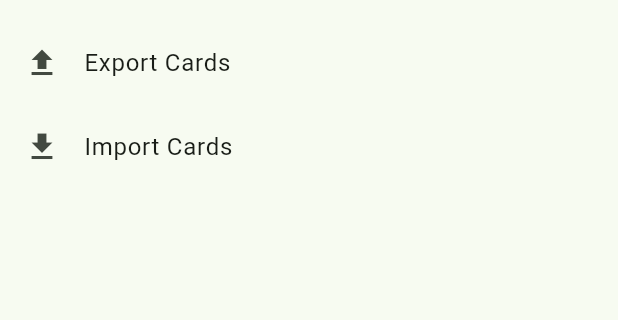
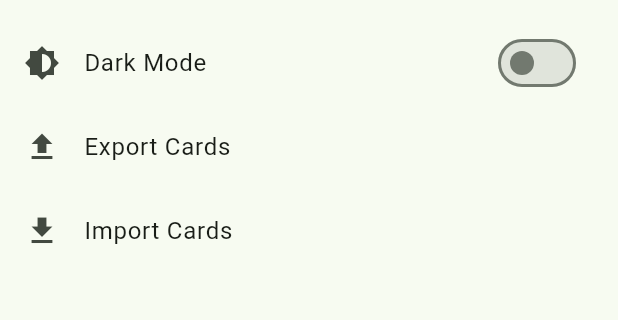
Before and after one commit to sf31/cardea, a Flutter app: the screen it shows after launch, after a tap on the "settings" icon, on a phone screen of 412 x 824 dp, the part 63-383 px from its top. Run offline on Flutter 3.47's test engine with Material 3 defaults, Android fonts, the phone set to English and light mode, and no system bars; our stand-ins replace barcode_widget, file_picker, flutter_colorpicker, shared_preferences, sqflite; missing offline and left inert: mobile_scanner; accounts and stored records are empty.

Commit message:
feat: implement theme management with dark mode toggle and settings integration

```diff
--- a/lib/data/services/shared_prefs.service.dart
+++ b/lib/data/services/shared_prefs.service.dart
@@ -12,4 +12,14 @@ class SharedPreferencesService {
     final sortBy = prefs.getString('sortBy') ?? 'alphabetical';
     return Result.ok(sortBy);
   }
+
+  Future<void> setThemeMode(String mode) async {
+    final prefs = await SharedPreferences.getInstance();
+    await prefs.setString('themeMode', mode);
+  }
+
+  Future<String?> getThemeMode() async {
+    final prefs = await SharedPreferences.getInstance();
+    return prefs.getString('themeMode');
+  }
 }
--- a/lib/main.dart
+++ b/lib/main.dart
@@ -8,6 +8,7 @@ import 'data/services/database.service.dart';
 import 'data/services/shared_prefs.service.dart';
 import 'ui/loyalty-card/loyalty_card.viewmodel.dart';
 import 'ui/shopping-list/shopping_item.viewmodel.dart';
+import 'utils/theme_provider.dart';
 
 Future<void> main() async {
   WidgetsFlutterBinding.ensureInitialized();
@@ -18,6 +19,7 @@ Future<void> main() async {
     MultiProvider(
       providers: [
         Provider(create: (context) => SharedPreferencesService()),
+        ChangeNotifierProvider(create: (_) => ThemeProvider()),
         ChangeNotifierProvider(
           create:
               (_) => LoyaltyCardViewModel(
@@ -43,14 +45,21 @@ class MyApp extends StatelessWidget {
 
   @override
   Widget build(BuildContext context) {
+    final themeProvider = Provider.of<ThemeProvider>(context);
     return MaterialApp(
       theme: ThemeData(
-        // colorScheme: ColorScheme.fromSeed(seedColor: Colors.green),
         colorScheme: ColorScheme.fromSeed(
           seedColor: Colors.green,
-          brightness: brightness,
+          brightness: Brightness.light,
         ),
       ),
+      darkTheme: ThemeData(
+        colorScheme: ColorScheme.fromSeed(
+          seedColor: Colors.green,
+          brightness: Brightness.dark,
+        ),
+      ),
+      themeMode: themeProvider.themeMode,
       home: const MyHomePage(),
     );
   }
--- a/lib/ui/home/home_page.dart
+++ b/lib/ui/home/home_page.dart
@@ -22,7 +22,7 @@ class _MyHomePageState extends State<MyHomePage> {
             currentPageIndex = index;
           });
         },
-        indicatorColor: Colors.amber,
+        indicatorColor: Colors.green,
         selectedIndex: currentPageIndex,
         destinations: const <Widget>[
           NavigationDestination(
--- a/lib/ui/settings/settings.dart
+++ b/lib/ui/settings/settings.dart
@@ -7,6 +7,7 @@ import 'package:flutter/material.dart';
 import 'package:provider/provider.dart';
 
 import '../../data/services/import_export_json_usecase.dart';
+import '../../utils/theme_provider.dart';
 import '../shopping-list/shopping_item.viewmodel.dart';
 
 class Settings extends StatelessWidget {
@@ -52,6 +53,19 @@ class Settings extends StatelessWidget {
       body: Column(
         children: [
           ListTile(
+            leading: const Icon(Icons.brightness_6),
+            title: const Text('Dark Mode'),
+            trailing: Consumer<ThemeProvider>(
+              builder:
+                  (context, themeProvider, _) => Switch(
+                    value: themeProvider.themeMode == ThemeMode.dark,
+                    onChanged: (value) {
+                      themeProvider.toggleTheme(value);
+                    },
+                  ),
+            ),
+          ),
+          ListTile(
             leading: const Icon(Icons.file_upload),
             title: const Text('Export Cards'),
             onTap:
@@ -59,7 +73,6 @@ class Settings extends StatelessWidget {
                   showModalBottomSheet(
                     context: context,
                     showDragHandle: true,
-                    backgroundColor: Colors.white,
                     builder: (BuildContext context) {
                       return const ExportData();
                     },
--- a/lib/ui/shopping-list/widgets/shopping_list_todo.dart
+++ b/lib/ui/shopping-list/widgets/shopping_list_todo.dart
@@ -17,15 +17,14 @@ class ShoppingListTodo extends StatelessWidget {
   Widget build(BuildContext context) {
     return Expanded(
       child: ListView.builder(
-        padding: EdgeInsets.all(8.0),
         itemCount: itemList.length,
         itemBuilder: (context, index) {
           return ListTile(
-            title: Text(itemList[index].name),
-            trailing: IconButton(
+            leading: IconButton(
               icon: const Icon(Icons.check_box_outline_blank),
               onPressed: () => onItemComplete(itemList[index]),
             ),
+            title: Text(itemList[index].name),
             onTap: () => onItemEdit(itemList[index]),
           );
         },
--- /dev/null
+++ b/lib/utils/theme_provider.dart
@@ -0,0 +1,53 @@
+import 'package:cardea/data/services/shared_prefs.service.dart';
+import 'package:flutter/material.dart';
+
+class ThemeProvider extends ChangeNotifier {
+  ThemeMode _themeMode = ThemeMode.system;
+  final SharedPreferencesService _prefsService = SharedPreferencesService();
+
+  ThemeProvider() {
+    _loadTheme();
+  }
+
+  ThemeMode get themeMode => _themeMode;
+
+  Future<void> _loadTheme() async {
+    final mode = await _prefsService.getThemeMode();
+    _themeMode = _getTheme(mode);
+    notifyListeners();
+  }
+
+  void toggleTheme(bool isDark) {
+    _themeMode = isDark ? ThemeMode.dark : ThemeMode.light;
+    _prefsService.setThemeMode(isDark ? 'dark' : 'light');
+    notifyListeners();
+  }
+
+  void setTheme(ThemeMode mode) {
+    _themeMode = mode;
+    _prefsService.setThemeMode(_getThemeStr(mode));
+    notifyListeners();
+  }
+
+  ThemeMode _getTheme(String? mode) {
+    switch (mode) {
+      case 'dark':
+        return ThemeMode.dark;
+      case 'light':
+        return ThemeMode.light;
+      default:
+        return ThemeMode.system;
+    }
+  }
+
+  String _getThemeStr(ThemeMode mode) {
+    switch (mode) {
+      case ThemeMode.dark:
+        return 'dark';
+      case ThemeMode.light:
+        return 'light';
+      default:
+        return 'system';
+    }
+  }
+}
```
Also changed, not shown: lib/ui/shopping-list/widgets/shopping_list.dart (+14 -1 lines).
